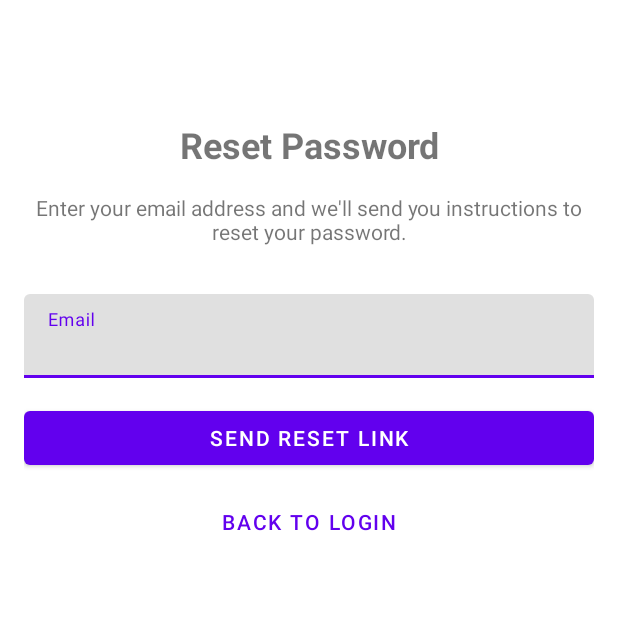
After one commit to Timeonas/Driving-Efficiency-App-FYP, an Android app: the ForgotPasswordActivity screen opened directly, with no data from a screen before it, on a phone screen of 412 x 824 dp, the top half of it. The commit adds this screen. Run offline under Robolectric (Android 15) with nearby library versions, the phone set to English and light mode, and no system bars; our stand-ins replace Firebase (no records; nobody signed in at launch, a user with empty details on screens opened directly).

Commit message:
Added reset password functionality to the app.

```diff
--- a/app/src/main/AndroidManifest.xml
+++ b/app/src/main/AndroidManifest.xml
@@ -56,6 +56,11 @@
             android:name=".RegisterActivity"
             android:exported="false">
         </activity>
+
+        <activity
+            android:name=".ForgotPasswordActivity"
+            android:exported="false">
+        </activity>
     </application>
 
 </manifest>
--- /dev/null
+++ b/app/src/main/java/com/example/drivingefficiencyapp/ForgotPasswordActivity.kt
@@ -0,0 +1,97 @@
+package com.example.drivingefficiencyapp
+
+/**
+ * Forgot password screen activity for the Driving Efficiency App.
+ *
+ * This activity allows users to request a password reset email by entering their email address.
+ * Uses Firebase Authentication to handle the password reset process.
+ *
+ * @author Tim Samoska
+ * @since January 21, 2025
+ */
+
+import android.os.Bundle
+import android.widget.Toast
+import androidx.appcompat.app.AppCompatActivity
+import com.example.drivingefficiencyapp.databinding.ForgotPasswordActivityBinding
+import com.google.firebase.auth.FirebaseAuth
+
+class ForgotPasswordActivity : AppCompatActivity() {
+    private lateinit var auth: FirebaseAuth //Firebase Auth
+    private lateinit var binding: ForgotPasswordActivityBinding //View Binding
+
+    /**
+     * Creates the forgot password screen and sets up the reset password button.
+     *
+     * @param savedInstanceState If it exists, this activity is re-constructed
+     * from a previous saved state.
+     */
+    override fun onCreate(savedInstanceState: Bundle?) {
+        super.onCreate(savedInstanceState)
+        supportActionBar?.hide()
+
+        binding = ForgotPasswordActivityBinding.inflate(layoutInflater)
+        setContentView(binding.root)
+
+        auth = FirebaseAuth.getInstance()
+
+        //Set up reset password button click listener
+        binding.resetPasswordButton.setOnClickListener {
+            val email = binding.emailEditText.text.toString().trim()
+
+            if (validateEmail(email)) {
+                sendPasswordResetEmail(email)
+            }
+        }
+
+        //Set up back button
+        binding.backButton.setOnClickListener {
+            finish()
+        }
+    }
+
+    /**
+     * Validates the email input field.
+     *
+     * @param email The email entered by the user
+     * @return Boolean indicating if the email is valid
+     */
+    private fun validateEmail(email: String): Boolean {
+        //Check if email is empty
+        if (email.isEmpty()) {
+            binding.emailEditText.error = "Email is required"
+            return false
+        }
+        return true
+    }
+
+    /**
+     * Sends a password reset email using Firebase Authentication.
+     * Shows a success message and finishes the activity if successful,
+     * or shows an error message if the email fails to send.
+     *
+     * @param email The email address to send the reset link to
+     */
+    private fun sendPasswordResetEmail(email: String) {
+        //Send password reset email
+        auth.sendPasswordResetEmail(email)
+            .addOnCompleteListener { task ->
+                //Check if email was sent successfully, show message accordingly
+                if (task.isSuccessful) {
+                    Toast.makeText(
+                        this,
+                        "Password reset email sent. Please check your inbox.",
+                        Toast.LENGTH_LONG
+                    ).show()
+                    finish()
+                } else {
+                    //If email fails to send, show error message
+                    Toast.makeText(
+                        this,
+                        "Failed to send reset email: ${task.exception?.message}",
+                        Toast.LENGTH_SHORT
+                    ).show()
+                }
+            }
+    }
+}
--- a/app/src/main/java/com/example/drivingefficiencyapp/LoginActivity.kt
+++ b/app/src/main/java/com/example/drivingefficiencyapp/LoginActivity.kt
@@ -49,6 +49,11 @@ class LoginActivity : AppCompatActivity() {
             startActivity(Intent(this, RegisterActivity::class.java))
         }
 
+        //Set up forgot password link
+        binding.forgotPasswordButton.setOnClickListener {
+            startActivity(Intent(this, ForgotPasswordActivity::class.java))
+        }
+
     }
 
     /**
--- /dev/null
+++ b/app/src/main/res/layout/forgot_password_activity.xml
@@ -0,0 +1,61 @@
+<?xml version="1.0" encoding="utf-8"?>
+<androidx.constraintlayout.widget.ConstraintLayout
+    xmlns:android="http://schemas.android.com/apk/res/android"
+    xmlns:app="http://schemas.android.com/apk/res-auto"
+    android:layout_width="match_parent"
+    android:layout_height="match_parent"
+    android:padding="16dp">
+
+    <TextView
+        android:id="@+id/titleText"
+        android:layout_width="match_parent"
+        android:layout_height="wrap_content"
+        android:text="@string/reset_password"
+        android:textSize="24sp"
+        android:textStyle="bold"
+        android:gravity="center"
+        android:layout_marginTop="64dp"
+        app:layout_constraintTop_toTopOf="parent"/>
+
+    <TextView
+        android:id="@+id/instructionsText"
+        android:layout_width="match_parent"
+        android:layout_height="wrap_content"
+        android:text="@string/reset_instructions"
+        android:gravity="center"
+        android:layout_marginTop="16dp"
+        app:layout_constraintTop_toBottomOf="@id/titleText"/>
+
+    <com.google.android.material.textfield.TextInputLayout
+        android:id="@+id/emailLayout"
+        android:layout_width="match_parent"
+        android:layout_height="wrap_content"
+        android:layout_marginTop="32dp"
+        app:layout_constraintTop_toBottomOf="@id/instructionsText">
+
+        <com.google.android.material.textfield.TextInputEditText
+            android:id="@+id/emailEditText"
+            android:layout_width="match_parent"
+            android:layout_height="wrap_content"
+            android:hint="@string/email"
+            android:inputType="textEmailAddress"/>
+    </com.google.android.material.textfield.TextInputLayout>
+
+    <Button
+        android:id="@+id/resetPasswordButton"
+        android:layout_width="match_parent"
+        android:layout_height="wrap_content"
+        android:text="@string/send_reset_link"
+        android:layout_marginTop="16dp"
+        app:layout_constraintTop_toBottomOf="@id/emailLayout"/>
+
+    <Button
+        android:id="@+id/backButton"
+        android:layout_width="match_parent"
+        android:layout_height="wrap_content"
+        android:text="@string/back_to_login"
+        android:layout_marginTop="8dp"
+        style="@style/Widget.MaterialComponents.Button.TextButton"
+        app:layout_constraintTop_toBottomOf="@id/resetPasswordButton"/>
+
+</androidx.constraintlayout.widget.ConstraintLayout>
--- a/app/src/main/res/values/strings.xml
+++ b/app/src/main/res/values/strings.xml
@@ -15,4 +15,8 @@
     <string name="confirm_password">Confirm Password</string>
     <string name="create_account">Create Account</string>
     <string name="back_to_login">Back to Login</string>
+    <string name="reset_password">Reset Password</string>
+    <string name="reset_instructions">Enter your email address and we\'ll send you instructions to reset your password.</string>
+    <string name="send_reset_link">Send Reset Link</string>
+    <string name="forgot_password">Forgot Password?</string>
 </resources>
```
Also changed, not shown: app/src/main/res/layout/login_activity.xml (+9 -0 lines), 2 other files.
